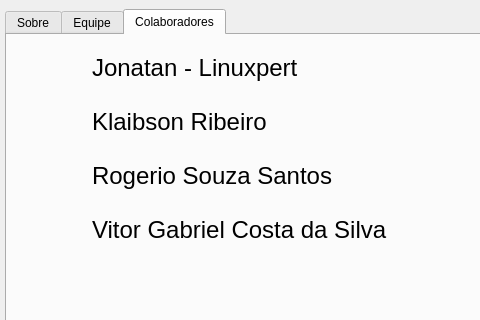
Tiger-OperatingSystem/welcome-qt, file Welcome.ui: the form before one commit; both pictures show x 228 to 708 and y 0 to 320 of the 870 by 600 pixel window.
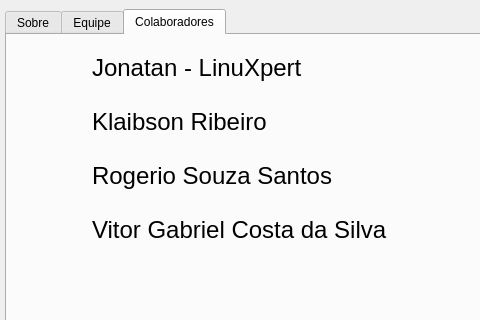
The form after the commit. The open tabs and pages were chosen to show the change. Icons and pictures are not drawn.

```diff
--- a/Welcome.ui
+++ b/Welcome.ui
@@ -1692,7 +1692,7 @@
                    </font>
                   </property>
                   <property name="text">
-                   <string>Jonatan - Linuxpert</string>
+                   <string>Jonatan - LinuXpert</string>
                   </property>
                  </widget>
                 </item>
```
